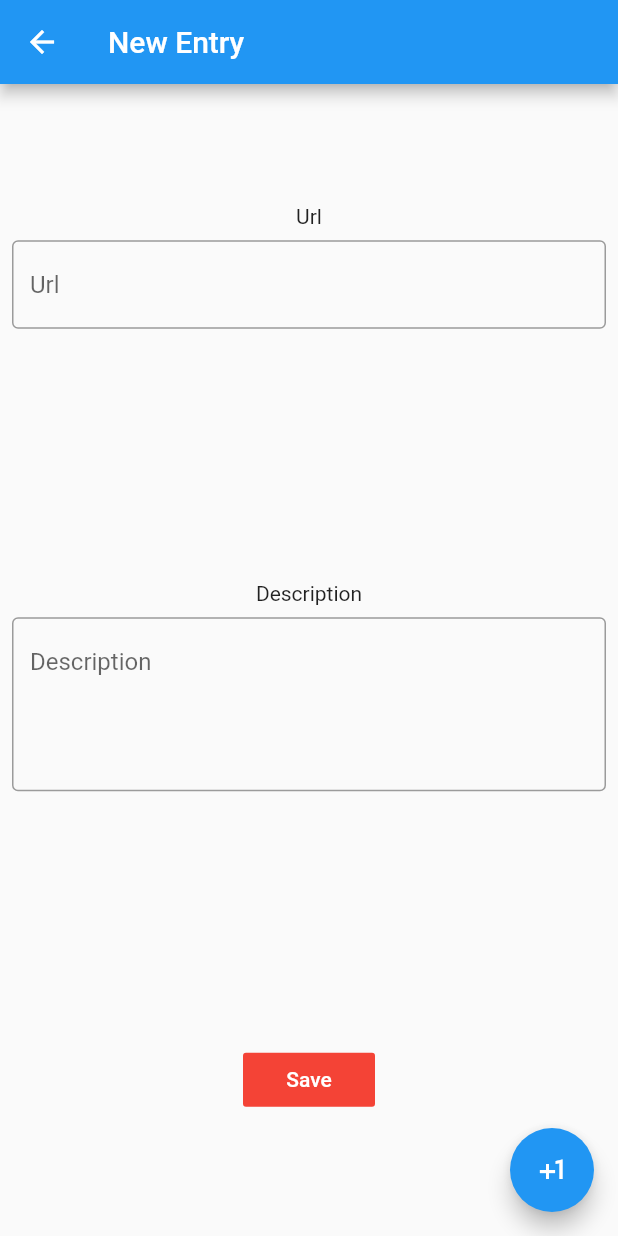
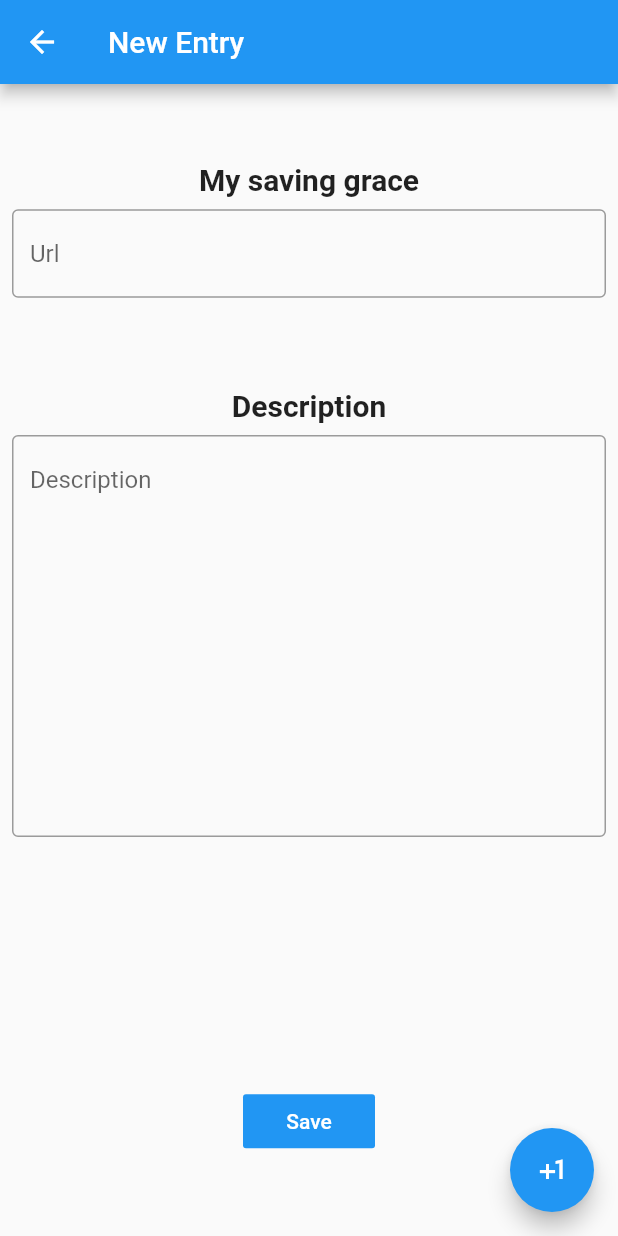
Before and after one commit to fluttersgblk71/dartOverflow, a Flutter app: the screen it shows after launch, after a tap on the "add" icon, on a phone screen of 412 x 824 dp. Run offline on Flutter 3.47's test engine with Material 2 defaults, Android fonts, the phone set to English and light mode, and no system bars.

Commit message:
UI update

```diff
--- a/lib/form.dart
+++ b/lib/form.dart
@@ -34,13 +34,19 @@ class _FormState extends State<FormPage> {
           title: Text("New Entry"),
         ),
         body: Column(
-          mainAxisAlignment: MainAxisAlignment.spaceAround,
+          mainAxisAlignment: MainAxisAlignment.spaceEvenly,
           children: <Widget>[
             Container(
               // decoration: BoxDecoration(color: Colors.red),
               alignment: Alignment(1.0, 0.0),
               child: Column(children: <Widget>[
-                Text('Url'),
+                Text(
+                  'My saving grace',
+                  style: TextStyle(
+                    fontWeight: FontWeight.w600,
+                    fontSize: 20.0
+                  )
+                ),
                 Padding(
                   padding: const EdgeInsets.all(8.0),
                   child: TextField(
@@ -52,17 +58,21 @@ class _FormState extends State<FormPage> {
               ]),
             ),
             Container(
-                // decoration: BoxDecoration(color: Colors.grey),
-                // height: MediaQuery.of(context).size.height * 0.3,
-                // width: MediaQuery.of(context).size.width * 0.9,
+                height: MediaQuery.of(context).size.height * 0.5,
                 child: Column(
               children: <Widget>[
-                Text('Description'),
+                Text(
+                  'Description',
+                  style: TextStyle(
+                    fontWeight: FontWeight.w600,
+                    fontSize: 20.0
+                  )
+                ),
                 Padding(
                   padding: const EdgeInsets.all(8.0),
                   child: TextField(
                     controller: descriptionController,
-                    maxLines: 4,
+                    maxLines: 12,
                     decoration: InputDecoration(
                         border: OutlineInputBorder(), hintText: 'Description'),
                   ),
@@ -70,11 +80,10 @@ class _FormState extends State<FormPage> {
               ],
             )),
             FlatButton(
-              // onPressed: () {
-                // _saveTextFields(urlController.text, descriptionController.text);
-              // },
-              onPressed: (){},
-              color: Colors.red,
+              onPressed: (){
+                Navigator.pop(context);
+              },
+              color: Colors.blue,
               textColor: Colors.white,
               child: Text('Save'),
             ),
--- a/lib/list.dart
+++ b/lib/list.dart
@@ -163,7 +163,7 @@ class _ListState extends State<List> {
   Widget build(BuildContext context) {
     return Scaffold(
         appBar: AppBar(
-          title: Text("List Page"),
+          title: Text("Project timeline"),
         ),
         body: _renderAllItems(),
         floatingActionButton: FloatingActionButton(
--- a/lib/user.dart
+++ b/lib/user.dart
@@ -1,5 +1,6 @@
 import 'package:flutter/material.dart';
 import './form.dart';
+import './list.dart';
 
 class User extends StatefulWidget {
   User({Key key}) : super(key: key);
@@ -13,11 +14,11 @@ class _UserState extends State<User> {
   Widget build(BuildContext context) {
     return Scaffold(
       appBar: AppBar(
-        title: Text("User Page"),
+        title: Text("Welcome to Dart Overflow"),
       ),
       body: new Center(
         child: new Column(
-          crossAxisAlignment: CrossAxisAlignment.center,
+          // crossAxisAlignment: CrossAxisAlignment.center,
           mainAxisAlignment: MainAxisAlignment.center,
           children: <Widget>[
             new Container(
@@ -31,35 +32,77 @@ class _UserState extends State<User> {
                 )
               )
             ),
-            FlatButton(
+            Padding(
+              padding: const EdgeInsets.only(top: 10.0),
+              child: Text(
+                "Mr. Flutter",
+                style: TextStyle(
+                  fontWeight: FontWeight.w600,
+                  fontSize: 20.0
+                )
+              ),
+            ),
+            Padding(
+              padding: const EdgeInsets.fromLTRB(0.0, 15.0, 0.0, 4.0),
+              child: FlatButton(
                 onPressed: () {
                   print ("Flat button pressed");
                   Navigator.push(
                     context,
                     PageRouteBuilder(
-                    pageBuilder: (context, anim1, anim2) => FormPage()
+                      pageBuilder: (context, anim1, anim2) => List()
                     )
                   );
                 },
-              color: Colors.red,
+                color: Colors.blue,
                 textColor: Colors.white,
-              child: Text('Go to form page'),
+                child: Text('Go to Project A'),
+              ),
+            ),
+            Padding(
+              padding: const EdgeInsets.all(4.0),
+              child: FlatButton(
+                onPressed: () {
+                  print ("Flat button pressed");
+                  Navigator.push(
+                    context,
+                    PageRouteBuilder(
+                      pageBuilder: (context, anim1, anim2) => List()
+                    )
+                  );
+                },
+                color: Colors.cyan,
+                textColor: Colors.white,
+                child: Text('Go to Project B'),
+              ),
+            ),
+            Padding(
+              padding: const EdgeInsets.all(4.0),
+              child: FlatButton(
+                onPressed: () {
+                  print ("Flat button pressed");
+                  Navigator.push(
+                    context,
+                    PageRouteBuilder(
+                      pageBuilder: (context, anim1, anim2) => List()
+                    )
+                  );
+                },
+                color: Colors.green,
+                textColor: Colors.white,
+                child: Text('Go to Project C'),
+              ),
             )
           ],
         )
       ),
       floatingActionButton: FloatingActionButton(
         onPressed: () {
-          print ("action button pressed");
           Navigator.push(context,
-            //PageRouteBuilder(
-            //  pageBuilder: (context, anim1, anim2) => FormPage()
-            //)
             MaterialPageRoute(builder: (context) => FormPage())
           );
         },
-        child: Icon(Icons.add),
-        mini: true,
+        child: Icon(Icons.add)
       )
     );
   }
```
Also changed, not shown: 3 other files. Lines whose indentation alone changed are shown as unchanged.
